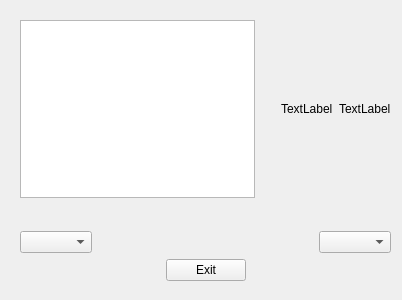
This is menu.ui in olafathuman/UnitConverter as Qt 5 draws it before an edit. The edited form follows.
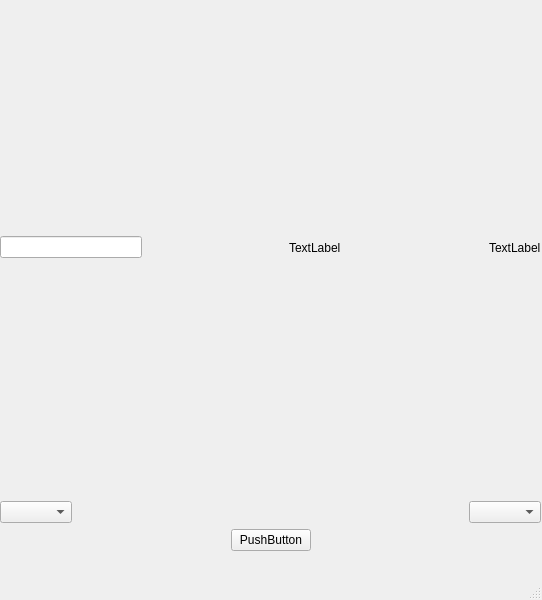
This is the edited form.

Diff of the .ui file:
```diff
--- a/menu.ui
+++ b/menu.ui
@@ -1,35 +1,51 @@
 <?xml version="1.0" encoding="UTF-8"?>
 <ui version="4.0">
- <class>Form</class>
- <widget class="QWidget" name="Form">
+ <class>Menu</class>
+ <widget class="QMainWindow" name="Menu">
   <property name="geometry">
    <rect>
     <x>0</x>
     <y>0</y>
-    <width>402</width>
-    <height>300</height>
+    <width>542</width>
+    <height>600</height>
    </rect>
   </property>
+  <property name="maximumSize">
+   <size>
+    <width>16777215</width>
+    <height>600</height>
+   </size>
+  </property>
   <property name="windowTitle">
-   <string>Form</string>
+   <string>Unit Converter</string>
+  </property>
+  <widget class="QWidget" name="centralwidget">
+   <property name="maximumSize">
+    <size>
+     <width>542</width>
+     <height>551</height>
+    </size>
   </property>
   <widget class="QWidget" name="verticalLayoutWidget">
    <property name="geometry">
     <rect>
-     <x>20</x>
-     <y>20</y>
-     <width>371</width>
-     <height>261</height>
-    </rect>
-   </property>
-   <layout class="QVBoxLayout" name="verticalLayout">
+      <x>0</x>
+      <y>0</y>
+      <width>541</width>
+      <height>551</height>
+     </rect>
+    </property>
+    <layout class="QVBoxLayout" name="verticalLayout" stretch="0,0,0">
+     <property name="sizeConstraint">
+      <enum>QLayout::SetMaximumSize</enum>
+     </property>
     <item>
      <layout class="QHBoxLayout" name="horizontalLayout">
       <item>
-       <widget class="QTextEdit" name="textEdit"/>
+        <widget class="QLineEdit" name="lineEdit"/>
       </item>
       <item>
-       <spacer name="horizontalSpacer_2">
+        <spacer name="horizontalSpacer">
         <property name="orientation">
          <enum>Qt::Horizontal</enum>
         </property>
@@ -49,10 +65,17 @@
        </widget>
       </item>
       <item>
-       <layout class="QHBoxLayout" name="horizontalLayout_3"/>
-      </item>
-      <item>
-       <layout class="QHBoxLayout" name="horizontalLayout_5"/>
+        <spacer name="horizontalSpacer_2">
+         <property name="orientation">
+          <enum>Qt::Horizontal</enum>
+         </property>
+         <property name="sizeHint" stdset="0">
+          <size>
+           <width>40</width>
+           <height>20</height>
+          </size>
+         </property>
+        </spacer>
       </item>
       <item>
        <widget class="QLabel" name="label_2">
@@ -63,45 +86,12 @@
       </item>
      </layout>
     </item>
-    <item>
-     <spacer name="verticalSpacer">
-      <property name="orientation">
-       <enum>Qt::Vertical</enum>
-      </property>
-      <property name="sizeHint" stdset="0">
-       <size>
-        <width>20</width>
-        <height>40</height>
-       </size>
-      </property>
-     </spacer>
-    </item>
     <item>
      <layout class="QHBoxLayout" name="horizontalLayout_2">
       <item>
        <widget class="QComboBox" name="comboBox"/>
       </item>
       <item>
-       <spacer name="horizontalSpacer">
-        <property name="orientation">
-         <enum>Qt::Horizontal</enum>
-        </property>
-        <property name="sizeHint" stdset="0">
-         <size>
-          <width>40</width>
-          <height>20</height>
-         </size>
-        </property>
-       </spacer>
-      </item>
-      <item>
-       <widget class="QComboBox" name="comboBox_2"/>
-      </item>
-     </layout>
-    </item>
-    <item>
-     <layout class="QHBoxLayout" name="horizontalLayout_4">
-      <item>
        <spacer name="horizontalSpacer_3">
         <property name="orientation">
          <enum>Qt::Horizontal</enum>
@@ -115,12 +105,12 @@
        </spacer>
       </item>
       <item>
-       <widget class="QPushButton" name="ExitButton">
-        <property name="text">
-         <string>Exit</string>
-        </property>
-       </widget>
-      </item>
+        <widget class="QComboBox" name="comboBox_2"/>
+       </item>
+      </layout>
+     </item>
+     <item>
+      <layout class="QHBoxLayout" name="horizontalLayout_3">
       <item>
        <spacer name="horizontalSpacer_4">
         <property name="orientation">
@@ -134,10 +124,42 @@
         </property>
        </spacer>
       </item>
+       <item>
+        <widget class="QPushButton" name="pushButton">
+         <property name="text">
+          <string>PushButton</string>
+         </property>
+        </widget>
+       </item>
+       <item>
+        <spacer name="horizontalSpacer_5">
+         <property name="orientation">
+          <enum>Qt::Horizontal</enum>
+         </property>
+         <property name="sizeHint" stdset="0">
+          <size>
+           <width>40</width>
+           <height>20</height>
+          </size>
+         </property>
+        </spacer>
+       </item>
      </layout>
     </item>
    </layout>
   </widget>
+  </widget>
+  <widget class="QMenuBar" name="menubar">
+   <property name="geometry">
+    <rect>
+     <x>0</x>
+     <y>0</y>
+     <width>542</width>
+     <height>27</height>
+    </rect>
+   </property>
+  </widget>
+  <widget class="QStatusBar" name="statusbar"/>
  </widget>
  <resources/>
  <connections/>
```
Lines whose indentation alone changed are shown as unchanged.
